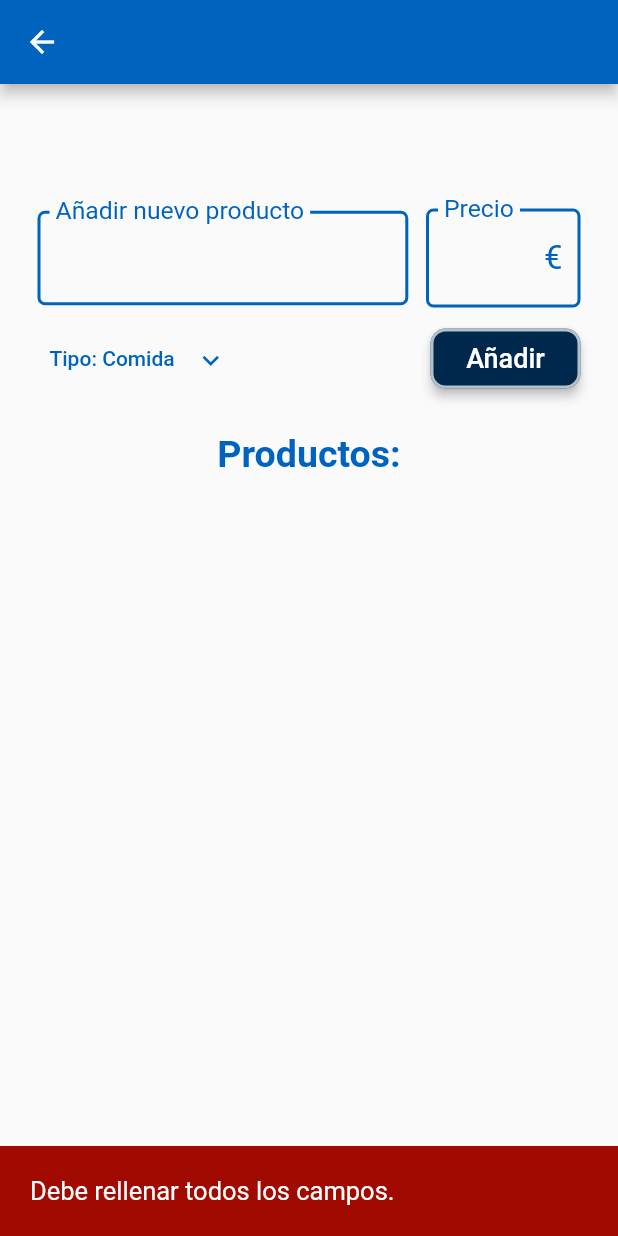
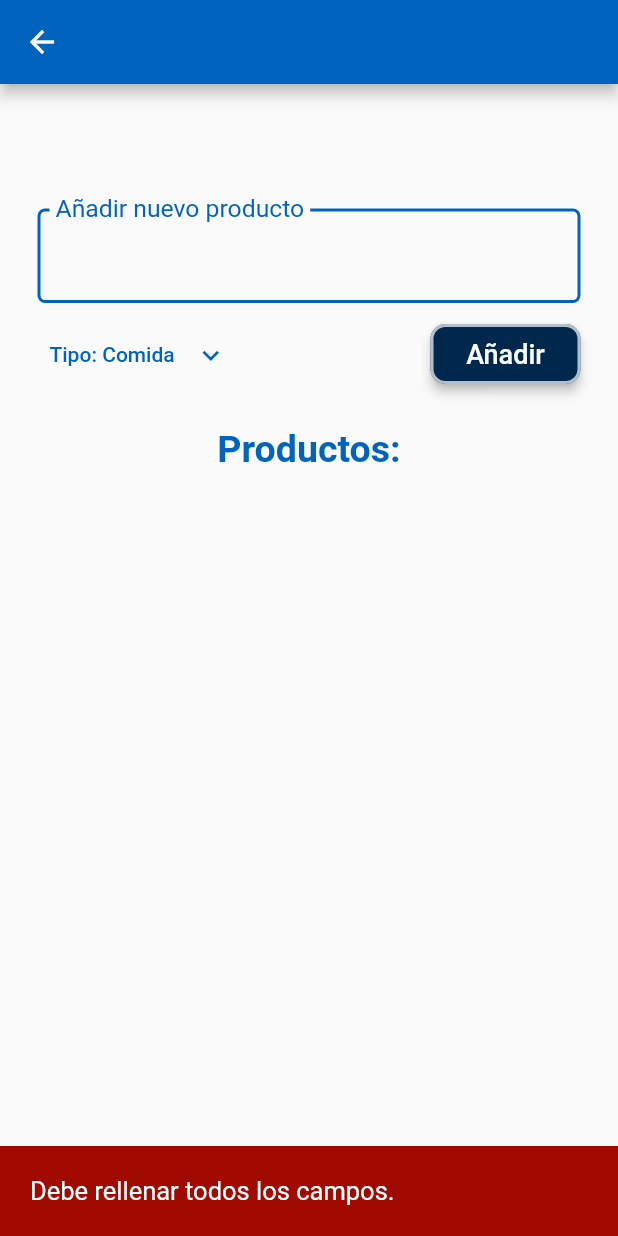
Before and after one commit to pablo1mc315/TFG-GoShopp, a Flutter app: the ListaDetalles screen opened directly with empty values, after a tap on "Añadir", on a phone screen of 412 x 824 dp. Run offline on Flutter 3.47's test engine with Material 2 defaults, Android fonts, the phone set to English and light mode, and no system bars; our stand-ins replace cloud_firestore, email_validator, firebase_auth, firebase_core, google_sign_in, image_picker and 1 more; accounts and stored records are empty.

Commit message:
Eliminando campo del formulario para el precio y quitándolo de detalles

```diff
--- a/lib/models/producto.dart
+++ b/lib/models/producto.dart
@@ -13,10 +13,10 @@ class Producto {
 
   // ======= CONSTRUCTOR =======
 
-  Producto(String idP, String n, double p, TipoProducto t) {
+  Producto(String idP, String n, TipoProducto t) {
     id = idP;
     nombre = n;
-    precio = p;
+    precio = -1;
     tipo = t;
     estaComprado = false;
   }
--- a/lib/screens/listas/cada_producto.dart
+++ b/lib/screens/listas/cada_producto.dart
@@ -47,12 +47,14 @@ class _CadaProductoWidgetState extends State<CadaProductoWidget> {
                         // Precio y tipo
                         Row(
                           children: [
-                            Text("${widget.precio.toString()} € - ",
-                                style: const TextStyle(
-                                  fontSize: 15,
-                                  color: Color.fromARGB(255, 0, 40, 76),
-                                )),
-                            Text(getNombre(widget.tipo!))
+                            Text(getNombre(widget.tipo!)),
+
+                            // Mostrar le precio cuando se compre toda la lista
+                            // Text(" - ${widget.precio.toString()} €",
+                            //     style: const TextStyle(
+                            //       fontSize: 15,
+                            //       color: Color.fromARGB(255, 0, 40, 76),
+                            //     ))
                           ],
                         ),
                       ],
--- a/lib/screens/listas/detalles.dart
+++ b/lib/screens/listas/detalles.dart
@@ -19,7 +19,6 @@ class ListaDetalles extends StatefulWidget {
 
 class _ListaDetallesState extends State<ListaDetalles> {
   final TextEditingController _nombreController = TextEditingController();
-  final TextEditingController _precioController = TextEditingController();
   TipoProducto _tipoProducto = TipoProducto.comida;
 
   @override
@@ -48,10 +47,7 @@ class _ListaDetallesState extends State<ListaDetalles> {
 
           const SizedBox(height: 35),
 
-          Row(mainAxisAlignment: MainAxisAlignment.spaceBetween, children: [
-            // Nombre del producto
           SizedBox(
-              width: MediaQuery.of(context).size.width * 0.6,
             child: TextFormField(
               controller: _nombreController,
               style: const TextStyle(
@@ -68,43 +64,9 @@ class _ListaDetallesState extends State<ListaDetalles> {
                   focusedBorder: OutlineInputBorder(
                       borderRadius: BorderRadius.all(Radius.circular(5.0)),
                       borderSide: BorderSide(
-                            color: Color.fromARGB(255, 0, 100, 190),
-                            width: 3))),
+                          color: Color.fromARGB(255, 0, 100, 190), width: 3))),
             ),
           ),
-
-            // Precio del producto
-            SizedBox(
-                width: MediaQuery.of(context).size.width * 0.25,
-                child: TextFormField(
-                  controller: _precioController,
-                  keyboardType: TextInputType.number,
-                  style: const TextStyle(
-                    fontSize: 20,
-                    color: Color.fromARGB(255, 0, 100, 190),
-                  ),
-                  decoration: const InputDecoration(
-                      floatingLabelBehavior: FloatingLabelBehavior.always,
-                      suffixText: "€",
-                      suffixStyle: TextStyle(
-                          fontSize: 22,
-                          color: Color.fromARGB(255, 0, 100, 190)),
-                      labelText: "Precio",
-                      labelStyle: TextStyle(
-                          fontSize: 22,
-                          color: Color.fromARGB(255, 0, 100, 190)),
-                      enabledBorder: OutlineInputBorder(
-                          borderRadius: BorderRadius.all(Radius.circular(5.0)),
-                          borderSide: BorderSide(
-                              color: Color.fromARGB(255, 0, 100, 190),
-                              width: 2)),
-                      focusedBorder: OutlineInputBorder(
-                          borderRadius: BorderRadius.all(Radius.circular(5.0)),
-                          borderSide: BorderSide(
-                              color: Color.fromARGB(255, 0, 100, 190),
-                              width: 3))),
-                ))
-          ]),
 
           const SizedBox(height: 10),
 
@@ -142,17 +104,13 @@ class _ListaDetallesState extends State<ListaDetalles> {
                 width: 100,
                 child: ElevatedButton(
                   onPressed: () async {
-                    if (_nombreController.text.isEmpty ||
-                        _precioController.text.isEmpty) {
+                    if (_nombreController.text.isEmpty) {
                       mostrarSnackBar(
                           'Debe rellenar todos los campos.', "error", context);
                     } else {
                       // Añadimos un nuevo producto con esos valores
-                      Producto nuevoProducto = Producto(
-                          "",
-                          _nombreController.text,
-                          double.parse(_precioController.text),
-                          _tipoProducto);
+                      Producto nuevoProducto =
+                          Producto("", _nombreController.text, _tipoProducto);
 
                       await addProductoUsuario(nuevoProducto,
                               widget.listaID.toString(), usuario!.uid)
--- a/lib/services/productos.dart
+++ b/lib/services/productos.dart
@@ -19,8 +19,7 @@ Future<List<Producto>> getProductosUsuario(String uid, String lid) async {
   for (var resultado in resultados) {
     TipoProducto tipo = obtenerTipoProducto(resultado["tipo"]);
 
-    Producto producto = Producto(
-        resultado['id'], resultado['nombre'], resultado['precio'], tipo);
+    Producto producto = Producto(resultado['id'], resultado['nombre'], tipo);
 
     productos.add(producto);
   }
```
Lines whose indentation alone changed are shown as unchanged.
